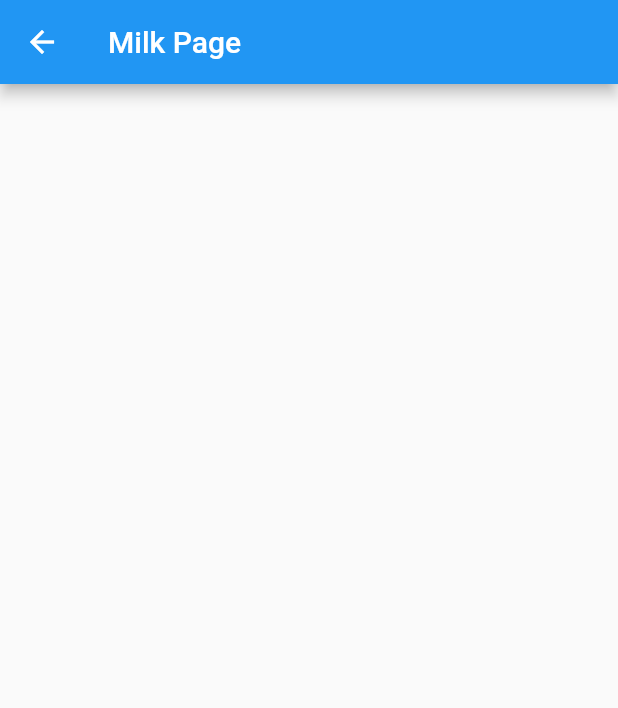
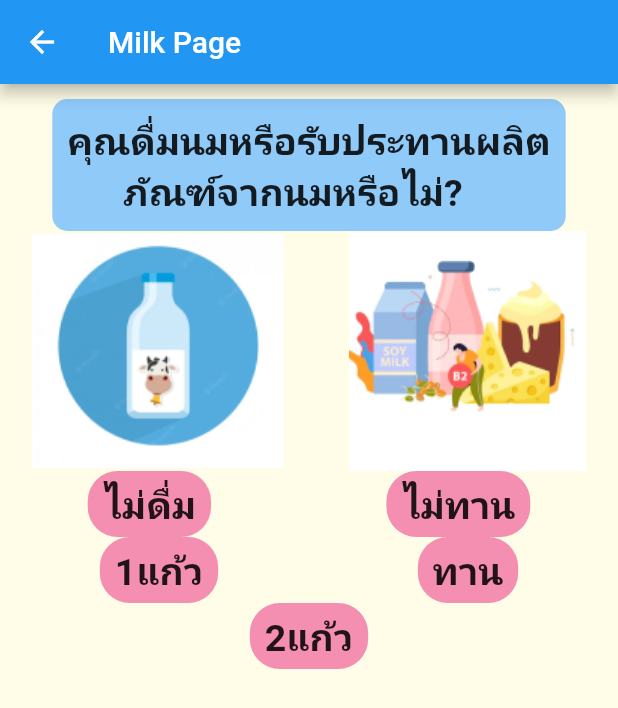
Before and after one commit to AINutritionProject/KinDeeUDee, a Flutter app: the MilkPage screen opened directly, on a phone screen of 412 x 824 dp. Shown: the top 708 px of the screen. Run offline on Flutter 3.47's test engine with Material 2 defaults, Android fonts, the phone set to English and light mode, and no system bars; our stand-ins replace firebase_auth, firebase_core, google_sign_in; accounts and stored records are empty.

Commit message:
decorate milk page

```diff
--- a/lib/pages/information/milk.dart
+++ b/lib/pages/information/milk.dart
@@ -10,11 +10,126 @@ class MilkPage extends StatefulWidget {
 }
 
 class _MilkPageState extends State<MilkPage> {
+  final int _milk_cout = 0;
+
   @override
   Widget build(BuildContext context) {
     return Scaffold(
+      backgroundColor: Colors.yellow.shade50,
       appBar: AppBar(
         title: const Text('Milk Page'),
+      ),
+      body: Column(
+        children: [
+          Align(
+            alignment: Alignment.center,
+            child: Container(
+              margin: const EdgeInsets.only(top: 10),
+              padding: const EdgeInsets.all(10),
+              decoration: BoxDecoration(
+                  color: Colors.blue.shade200,
+                  borderRadius: BorderRadius.circular(10)),
+              child: const Text(
+                "คุณดื่มนมหรือรับประทานผลิต\n      ภัณฑ์จากนมหรือไม่?",
+                style: TextStyle(
+                  fontWeight: FontWeight.w600,
+                  fontSize: 25,
+                ),
+              ),
+            ),
+          ),
+          Row(
+            mainAxisAlignment: MainAxisAlignment.spaceAround,
+            children: [
+              Image.asset("assets/images/drink_eat/drink.png"),
+              Image.asset("assets/images/drink_eat/eat.png")
+            ],
+          ),
+          Row(
+            mainAxisAlignment: MainAxisAlignment.spaceAround,
+            children: [
+              Container(
+                padding:
+                    const EdgeInsets.symmetric(horizontal: 10, vertical: 5),
+                decoration: BoxDecoration(
+                  color: Colors.pink.shade200,
+                  borderRadius: BorderRadius.circular(20),
+                ),
+                child: const Text(
+                  "ไม่ดื่ม",
+                  style: TextStyle(
+                    fontSize: 25,
+                    fontWeight: FontWeight.bold,
+                  ),
+                ),
+              ),
+              Container(
+                padding:
+                    const EdgeInsets.symmetric(horizontal: 10, vertical: 5),
+                decoration: BoxDecoration(
+                  color: Colors.pink.shade200,
+                  borderRadius: BorderRadius.circular(20),
+                ),
+                child: const Text(
+                  "ไม่ทาน",
+                  style: TextStyle(
+                    fontSize: 25,
+                    fontWeight: FontWeight.bold,
+                  ),
+                ),
+              ),
+            ],
+          ),
+          Row(
+            mainAxisAlignment: MainAxisAlignment.spaceAround,
+            children: [
+              Container(
+                padding:
+                    const EdgeInsets.symmetric(horizontal: 10, vertical: 5),
+                decoration: BoxDecoration(
+                  color: Colors.pink.shade200,
+                  borderRadius: BorderRadius.circular(20),
+                ),
+                child: const Text(
+                  "1แก้ว",
+                  style: TextStyle(
+                    fontSize: 25,
+                    fontWeight: FontWeight.bold,
+                  ),
+                ),
+              ),
+              Container(
+                padding:
+                    const EdgeInsets.symmetric(horizontal: 10, vertical: 5),
+                decoration: BoxDecoration(
+                  color: Colors.pink.shade200,
+                  borderRadius: BorderRadius.circular(20),
+                ),
+                child: const Text(
+                  "ทาน",
+                  style: TextStyle(
+                    fontSize: 25,
+                    fontWeight: FontWeight.bold,
+                  ),
+                ),
+              ),
+            ],
+          ),
+          Container(
+            padding: const EdgeInsets.symmetric(horizontal: 10, vertical: 5),
+            decoration: BoxDecoration(
+              color: Colors.pink.shade200,
+              borderRadius: BorderRadius.circular(20),
+            ),
+            child: const Text(
+              "2แก้ว",
+              style: TextStyle(
+                fontSize: 25,
+                fontWeight: FontWeight.bold,
+              ),
+            ),
+          ),
+        ],
       ),
     );
   }
```
